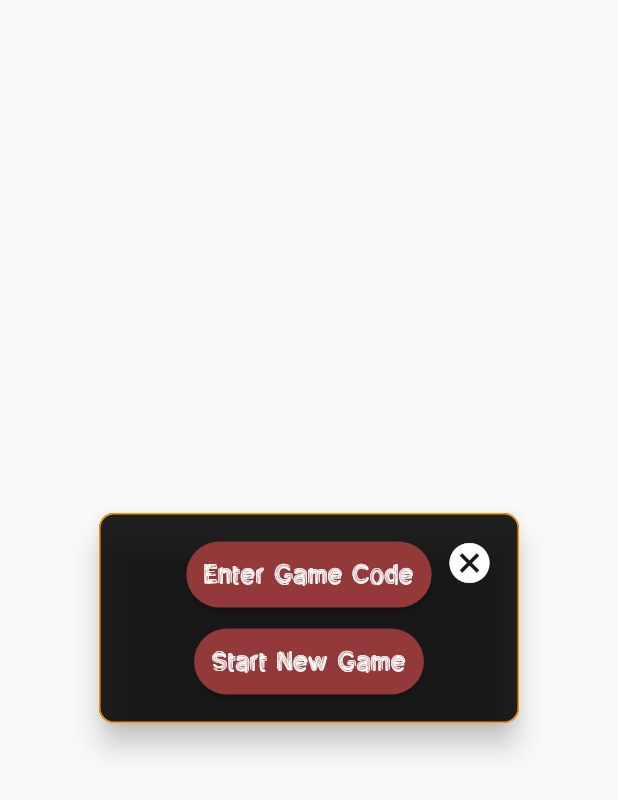
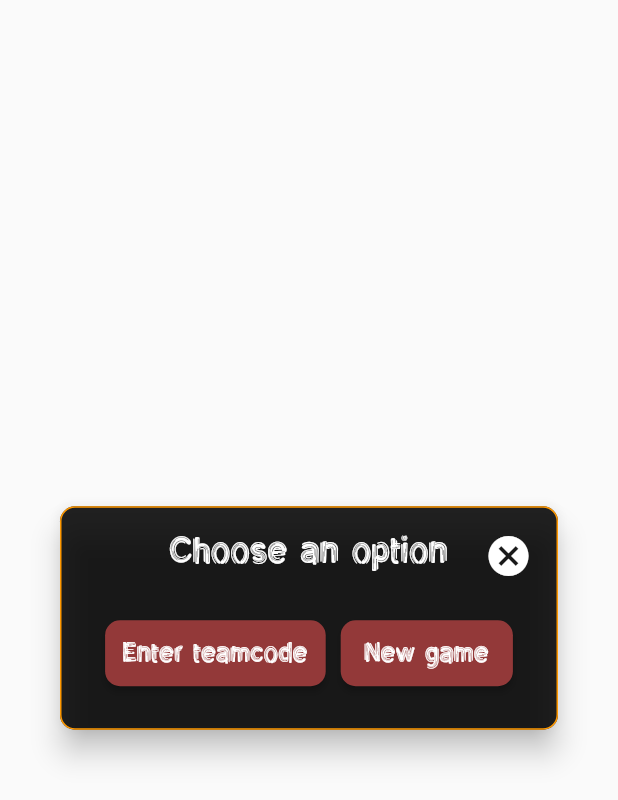
Before and after one commit to BigAchiever/Play-Real, a Flutter app: the MultiplayerDialog widget shown alone on an empty page, opened directly, on a phone screen of 412 x 824 dp. Shown: the top 800 px of the screen. Run offline on Flutter 3.47's test engine with Material 2 defaults, Android fonts, the phone set to English and light mode, and no system bars; our stand-ins replace appwrite, audioplayers, carousel_slider, confetti, flutter_spinkit, google_fonts and 2 more; accounts and stored records are empty.

Commit message:
refracted files + modified the UI of Online dialog

```diff
--- a/lib/dialog/online_multiplayer/multiplayer_dialog.dart
+++ /dev/null
@@ -1,228 +0,0 @@
-import 'package:flutter/material.dart';
-import 'package:play_real/dialog/online_multiplayer/screens/game.dart';
-
-import 'package:play_real/widgets/cross_widget.dart';
-import 'package:play_real/widgets/error_widget.dart';
-
-import '../../config/theme/themedata.dart';
-
-import '../../network/game_server.dart';
-import '../../screens/home.dart';
-import 'online_game_setup.dart';
-
-class MultiplayerDialog extends StatefulWidget {
-  const MultiplayerDialog({Key? key}) : super(key: key);
-
-  @override
-  State<MultiplayerDialog> createState() => _MultiplayerDialogState();
-}
-
-class _MultiplayerDialogState extends State<MultiplayerDialog> {
-  bool showTextField = false;
-  final _formKey = GlobalKey<FormState>();
-  String uid = "not joined";
-  final TextEditingController _gameCodeController = TextEditingController();
-
-  void openTextField() {
-    setState(() {
-      showTextField = true;
-    });
-  }
-
-  void closeTextField() {
-    setState(() {
-      showTextField = false;
-      _gameCodeController.clear();
-      _formKey.currentState?.reset();
-    });
-  }
-
-  void initState() {
-    super.initState();
-  }
-
-  Future<void> onGameCodeEntered(String code) async {
-    String playerId2 = "joined";
-
-    final gameSessionId = await getGameSessionIdFromTeamCode(code);
-
-    if (gameSessionId != null) {
-      final movesId = await getMovesDocumentId(gameSessionId);
-
-      if (movesId != true) {
-        // Join the game session
-        await joinGameSession(
-          gameSessionId,
-          playerId2,
-          1,
-          1,
-          movesId,
-        );
-
-        // Close the dialog
-        Navigator.pop(context);
-
-        // Show the online game screen
-        Navigator.push(
-          context,
-          MaterialPageRoute(
-            builder: (context) => OnlineGameScreen(
-              gameSessionId: gameSessionId,
-              movesId: movesId,
-            ),
-          ),
-        );
-      } else {
-        showError(context, "No moves document found");
-        print('No moves document found');
-      }
-    } else {
-      showError(context, "Invalid team code");
-      print('Invalid team code');
-    }
-  }
-
-  @override
-  Widget build(BuildContext context) {
-    return Dialog(
-      shape: RoundedRectangleBorder(borderRadius: BorderRadius.circular(10)),
-      elevation: 8,
-      backgroundColor: StartingScreenState.lightmodedarkmode
-          ? lightStartGameDialogColor
-          : startGameDialogColor,
-      child: Container(
-        padding: const EdgeInsets.all(16),
-        decoration: BoxDecoration(
-          borderRadius: BorderRadius.circular(10),
-          border: Border.all(
-            color: borderColor,
-            width: 1,
-          ),
-        ),
-        child: Stack(
-          alignment: Alignment.center,
-          children: [
-            Column(
-              mainAxisSize: MainAxisSize.min,
-              crossAxisAlignment: CrossAxisAlignment.center,
-              children: [
-                ElevatedButton(
-                  onPressed: () => openTextField(),
-                  style: ElevatedButton.styleFrom(
-                    backgroundColor: StartingScreenState.lightmodedarkmode
-                        ? lightCommonButton1
-                        : CommonButton,
-                    padding: const EdgeInsets.symmetric(
-                        horizontal: 12, vertical: 12),
-                    shape: RoundedRectangleBorder(
-                      borderRadius: BorderRadius.circular(30),
-                    ),
-                  ),
-                  child: Text(
-                    'Enter Game Code',
-                    style: TextStyle(
-                      fontSize: 18,
-                      fontFamily: "GameFont",
-                      fontWeight: FontWeight.w500,
-                      color: StartingScreenState.lightmodedarkmode
-                          ? lightbuttonForegroundColor
-                          : buttonForegroundColor,
-                    ),
-                  ),
-                ),
-                SizedBox(height: 10),
-                ElevatedButton(
-                  onPressed: showTextField
-                      ? () {
-                          if (_formKey.currentState!.validate()) {
-                            onGameCodeEntered(_gameCodeController.text);
-                          }
-                        }
-                      : () {
-                          // show start game Dialog
-                          Navigator.pop(context);
-                          showDialog(
-                            context: context,
-                            builder: (context) => onlineGameDialog(),
-                          );
-                        },
-                  style: ElevatedButton.styleFrom(
-                    backgroundColor: StartingScreenState.lightmodedarkmode
-                        ? lightCommonButton1
-                        : CommonButton,
-                    padding: const EdgeInsets.symmetric(
-                        horizontal: 12, vertical: 12),
-                    shape: RoundedRectangleBorder(
-                      borderRadius: BorderRadius.circular(30),
-                    ),
-                  ),
-                  child: Text(
-                    'Start New Game',
-                    style: TextStyle(
-                      fontSize: 18,
-                      fontFamily: "GameFont",
-                      fontWeight: FontWeight.w500,
-                      color: StartingScreenState.lightmodedarkmode
-                          ? lightbuttonForegroundColor
-                          : buttonForegroundColor,
-                    ),
-                  ),
-                ),
-                if (showTextField)
-                  Column(
-                    crossAxisAlignment: CrossAxisAlignment.center,
-                    children: [
-                      SizedBox(height: 20),
-                      Form(
-                        key: _formKey,
-                        child: TextFormField(
-                          controller: _gameCodeController,
-                          style: TextStyle(color: Colors.white),
-                          cursorColor: Colors.white,
-                          decoration: InputDecoration(
-                            labelText: 'Enter Game Code',
-                            labelStyle: TextStyle(
-                              color: Colors.white.withOpacity(0.5),
-                            ),
-                            focusedBorder: OutlineInputBorder(
-                              borderSide:
-                                  BorderSide(color: Colors.blue, width: 2),
-                              borderRadius: BorderRadius.circular(8),
-                            ),
-                            enabledBorder: OutlineInputBorder(
-                              borderSide: BorderSide(
-                                  color: Colors.white.withOpacity(0.5),
-                                  width: 1),
-                              borderRadius: BorderRadius.circular(8),
-                            ),
-                            filled: true,
-                            fillColor: Colors.grey[800],
-                            suffixIcon: IconButton(
-                              onPressed: () =>
-                                  onGameCodeEntered(_gameCodeController.text),
-                              icon: Icon(
-                                Icons.play_circle,
-                                size: 30,
-                                color: Colors.white,
-                              ),
-                            ),
-                          ),
-                          validator: (value) {
-                            if (value == null || value.isEmpty) {
-                              return 'Please enter a game code';
-                            }
-                            return null;
-                          },
-                        ),
-                      ),
-                    ],
-                  ),
-              ],
-            ),
-            crossWidget(context, 0.0, 0.0),
-          ],
-        ),
-      ),
-    );
-  }
-}
--- /dev/null
+++ b/lib/online_multiplayer/multiplayer_dialog.dart
@@ -0,0 +1,306 @@
+import 'package:flutter/material.dart';
+import 'package:play_real/online_multiplayer/screens/game.dart';
+
+import 'package:play_real/widgets/cross_widget.dart';
+import 'package:play_real/widgets/error_widget.dart';
+
+import '../config/theme/themedata.dart';
+
+import '../network/game_server.dart';
+import '../screens/home.dart';
+import '../widgets/loader.dart';
+import 'online_game_setup.dart';
+
+class MultiplayerDialog extends StatefulWidget {
+  const MultiplayerDialog({Key? key}) : super(key: key);
+
+  @override
+  State<MultiplayerDialog> createState() => _MultiplayerDialogState();
+}
+
+class _MultiplayerDialogState extends State<MultiplayerDialog> {
+  bool showTextField = false;
+  final _formKey = GlobalKey<FormState>();
+  String uid = "not joined";
+  String title = "Choose an option";
+  bool showNewGameButton = true;
+
+  final TextEditingController _gameCodeController = TextEditingController();
+
+  void openTextField() {
+    setState(() {
+      showTextField = true;
+    });
+  }
+
+  void closeTextField() {
+    setState(() {
+      showTextField = false;
+      showNewGameButton = true; //"New Game" button
+      _gameCodeController.clear();
+      _formKey.currentState?.reset();
+    });
+  }
+
+  Future<void> onGameCodeEntered(String code) async {
+    String playerId2 = "joined";
+
+    final gameSessionId = await getGameSessionIdFromTeamCode(code);
+
+    if (gameSessionId != null) {
+      final movesId = await getMovesDocumentId(gameSessionId);
+
+      if (movesId != true) {
+        // Join the game session
+        await joinGameSession(
+          gameSessionId,
+          playerId2,
+          1,
+          1,
+          movesId,
+        );
+
+        // Close the dialog
+        Navigator.pop(context);
+
+        // Show the online game screen
+        Navigator.push(
+          context,
+          MaterialPageRoute(
+            builder: (context) => OnlineGameScreen(
+              gameSessionId: gameSessionId,
+              movesId: movesId,
+            ),
+          ),
+        );
+      } else {
+        showError(context, "No game found");
+        print('No Game document found');
+      }
+    } else {
+      showError(context, "Invalid team code");
+      print('Invalid team code');
+    }
+    setState(() {
+      showNewGameButton = false;
+    });
+  }
+
+  @override
+  Widget build(BuildContext context) {
+    return Dialog(
+      shape: RoundedRectangleBorder(borderRadius: BorderRadius.circular(10)),
+      elevation: 8,
+      backgroundColor: StartingScreenState.lightmodedarkmode
+          ? lightStartGameDialogColor
+          : startGameDialogColor,
+      child: Container(
+        padding: const EdgeInsets.all(16),
+        decoration: BoxDecoration(
+          borderRadius: BorderRadius.circular(10),
+          border: Border.all(
+            color: borderColor,
+            width: 1,
+          ),
+        ),
+        child: Stack(
+          alignment: Alignment.center,
+          children: [
+            Column(
+              mainAxisSize: MainAxisSize.min,
+              crossAxisAlignment: CrossAxisAlignment.center,
+              children: [
+                Text(
+                  title,
+                  style: TextStyle(
+                    fontSize: 24,
+                    fontFamily: "GameFont",
+                    fontWeight: FontWeight.w500,
+                    color: StartingScreenState.lightmodedarkmode
+                        ? lightbuttonForegroundColor
+                        : buttonForegroundColor,
+                  ),
+                ),
+                SizedBox(height: 30),
+                Row(
+                  mainAxisAlignment: MainAxisAlignment.center,
+                  children: [
+                    ElevatedButton(
+                      onPressed: () {
+                        openTextField();
+                        showNewGameButton = false;
+                      },
+                      style: ElevatedButton.styleFrom(
+                        backgroundColor: StartingScreenState.lightmodedarkmode
+                            ? lightCommonButton1
+                            : CommonButton,
+                        padding: const EdgeInsets.symmetric(
+                            horizontal: 12, vertical: 12),
+                        shape: RoundedRectangleBorder(
+                            borderRadius: BorderRadius.all(
+                          Radius.circular(10),
+                        )),
+                      ),
+                      child: Text(
+                        'Enter teamcode',
+                        style: TextStyle(
+                          fontSize: 18,
+                          fontFamily: "GameFont",
+                          fontWeight: FontWeight.w500,
+                          color: StartingScreenState.lightmodedarkmode
+                              ? lightbuttonForegroundColor
+                              : buttonForegroundColor,
+                        ),
+                      ),
+                    ),
+                    SizedBox(width: 10),
+                    if (showNewGameButton)
+                      ElevatedButton(
+                        onPressed: showTextField
+                            ? () {
+                                if (_formKey.currentState!.validate()) {
+                                  onGameCodeEntered(_gameCodeController.text);
+                                }
+                              }
+                            : () {
+                                // show start game Dialog
+                                Navigator.pop(context);
+                                showDialog(
+                                  context: context,
+                                  builder: (context) {
+                                    return FutureBuilder(
+                                      future: Future.delayed(
+                                          const Duration(milliseconds: 200)),
+                                      builder: (context, snapshot) {
+                                        if (snapshot.connectionState ==
+                                            ConnectionState.done) {
+                                          return const onlineGameDialog();
+                                        } else {
+                                          return const LoadingScreen(
+                                            text: 'Loading...',
+                                          );
+                                        }
+                                      },
+                                    );
+                                  },
+                                );
+                              },
+                        style: ElevatedButton.styleFrom(
+                            backgroundColor:
+                                StartingScreenState.lightmodedarkmode
+                                    ? lightCommonButton1
+                                    : CommonButton,
+                            padding: const EdgeInsets.symmetric(
+                                horizontal: 16, vertical: 12),
+                            shape: RoundedRectangleBorder(
+                              borderRadius: BorderRadius.all(
+                                Radius.circular(10),
+                              ),
+                            )),
+                        child: Text(
+                          'New game',
+                          style: TextStyle(
+                            fontSize: 18,
+                            fontFamily: "GameFont",
+                            fontWeight: FontWeight.w500,
+                            color: StartingScreenState.lightmodedarkmode
+                                ? lightbuttonForegroundColor
+                                : buttonForegroundColor,
+                          ),
+                        ),
+                      ),
+                  ],
+                ),
+                SizedBox(height: 10),
+                if (showTextField)
+                  showTextField
+                      ? Column(
+                          crossAxisAlignment: CrossAxisAlignment.center,
+                          children: [
+                            SizedBox(height: 20),
+                            AnimatedContainer(
+                              duration: Duration(milliseconds: 500),
+                              width: MediaQuery.of(context).size.width * 0.6,
+                              curve: Curves.easeInOut,
+                              child: TextFormField(
+                                controller: _gameCodeController,
+                                style: TextStyle(color: Colors.white),
+                                cursorColor: Colors.white,
+                                decoration: InputDecoration(
+                                  labelText: 'Enter 6 digit code',
+                                  labelStyle: TextStyle(
+                                    color: Colors.white.withOpacity(0.5),
+                                  ),
+                                  focusedBorder: OutlineInputBorder(
+                                    borderSide: BorderSide(
+                                        color: Colors.blue, width: 2),
+                                    borderRadius: BorderRadius.circular(8),
+                                  ),
+                                  enabledBorder: OutlineInputBorder(
+                                    borderSide: BorderSide(
+                                        color: Colors.white.withOpacity(0.5),
+                                        width: 1),
+                                    borderRadius: BorderRadius.circular(8),
+                                  ),
+                                  filled: true,
+                                  fillColor: Colors.grey[800],
+                                  suffixIcon: IconButton(
+                                    splashRadius: 25,
+                                    splashColor: successColor,
+                                    onPressed: () => onGameCodeEntered(
+                                        _gameCodeController.text),
+                                    icon: Icon(
+                                      shadows: [
+                                        Shadow(
+                                          blurRadius: 10.0,
+                                          color: Colors.black,
+                                          offset: Offset(2.0, 1.0),
+                                        ),
+                                      ],
+                                      Icons.play_circle,
+                                      size: 30,
+                                      color: Colors.white,
+                                    ),
+                                  ),
+                                ),
+                              ),
+                            ),
+                            Row(
+                              children: [
+                                Padding(
+                                  padding: const EdgeInsets.only(left: 8.0),
+                                  child: ElevatedButton(
+                                    onPressed: closeTextField,
+                                    style: ElevatedButton.styleFrom(
+                                      backgroundColor: Colors.transparent,
+                                      padding: const EdgeInsets.symmetric(
+                                          horizontal: 12, vertical: 12),
+                                      shape: RoundedRectangleBorder(
+                                        borderRadius: BorderRadius.circular(30),
+                                      ),
+                                    ),
+                                    child: Text(
+                                      'Cancel',
+                                      style: TextStyle(
+                                        fontSize: 14,
+                                        fontFamily: "GameFont",
+                                        fontWeight: FontWeight.w500,
+                                        color: Colors.red,
+                                      ),
+                                    ),
+                                  ),
+                                ),
+                              ],
+                            ),
+                          ],
+                        )
+                      : SizedBox.shrink(),
+              ],
+            ),
+            crossWidget(context, 0.0, 0.0),
+          ],
+        ),
+      ),
+    );
+  }
+}
--- a/lib/dialog/online_multiplayer/widgets/teamCode_button.dart
+++ b/lib/online_multiplayer/widgets/teamCode_button.dart
@@ -1,7 +1,8 @@
 import 'package:flutter/material.dart';
 import 'package:play_real/config/theme/themedata.dart';
-import 'package:play_real/dialog/online_multiplayer/services/copy.dart';
 import 'package:play_real/screens/home.dart';
+
+import '../services/copy.dart';
 
 class GeneratedTeamCodeButton extends StatelessWidget {
   final String teamCode;
--- a/lib/widgets/home_icon_button.dart
+++ b/lib/widgets/home_icon_button.dart
@@ -27,6 +27,7 @@ class CustomIconButton extends StatelessWidget {
             ? lightCommonButton2
             : CommonButton2,
         shape: CircleBorder(
+
           side: BorderSide(
             color: Colors.black,
             width: 3,
```
Also changed, not shown: lib/online_multiplayer/online_game_setup.dart (renamed from lib/dialog/online_multiplayer/online_game_setup.dart, +4 -4 lines), lib/online_multiplayer/screens/game.dart (renamed from lib/dialog/online_multiplayer/screens/game.dart, +10 -10 lines), lib/screens/home.dart (+39 -26 lines), lib/online_multiplayer/services/copy.dart (renamed from lib/dialog/online_multiplayer/services/copy.dart), lib/online_multiplayer/services/nanoid.dart (renamed from lib/dialog/online_multiplayer/services/nanoid.dart), lib/online_multiplayer/widgets/button.dart (renamed from lib/dialog/online_multiplayer/widgets/button.dart), lib/online_multiplayer/widgets/button_widget.dart (renamed from lib/dialog/online_multiplayer/widgets/button_widget.dart).
